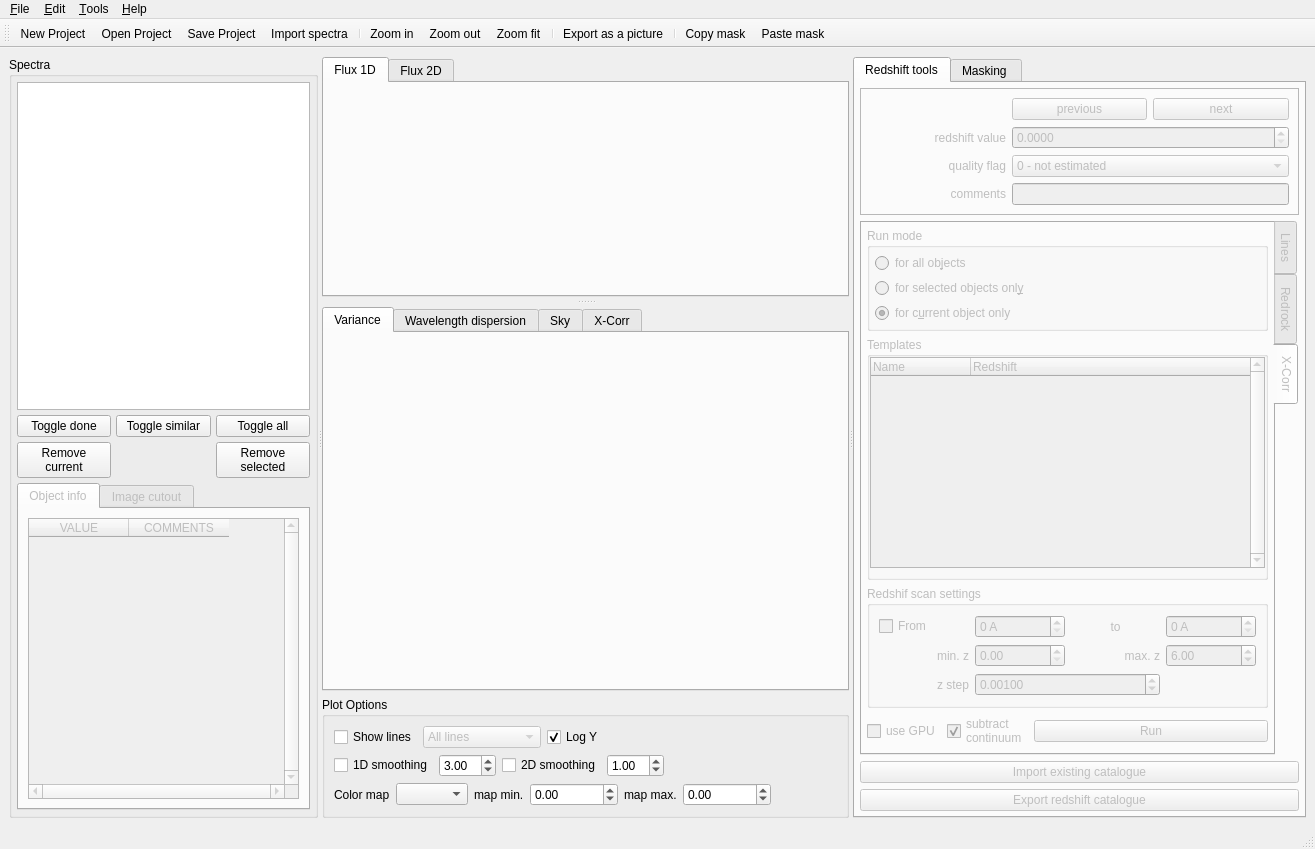
Above: src/redmost/ui/main_window.ui from mauritiusdadd/redmost before the change. Below: the same form after it.
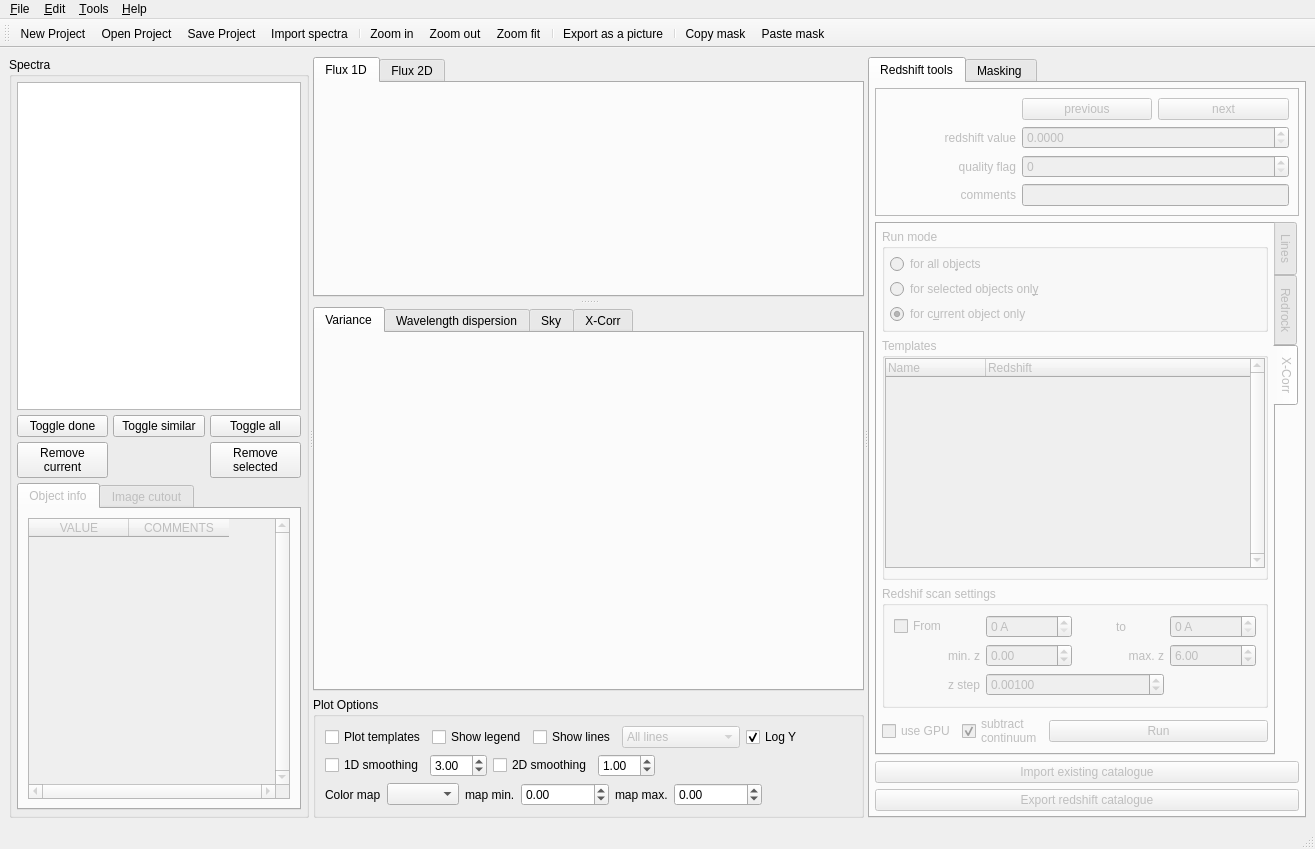
That is the form after the change. Icons and pictures are not drawn.

Diff of the .ui file:
```diff
--- a/src/redmost/ui/main_window.ui
+++ b/src/redmost/ui/main_window.ui
@@ -433,6 +433,20 @@
           <layout class="QVBoxLayout" name="verticalLayout_11">
            <item>
             <layout class="QHBoxLayout" name="horizontal_layout_2">
+             <item>
+              <widget class="QCheckBox" name="plot_templates_check_box">
+               <property name="text">
+                <string>Plot templates</string>
+               </property>
+              </widget>
+             </item>
+             <item>
+              <widget class="QCheckBox" name="show_legend_check_box">
+               <property name="text">
+                <string>Show legend</string>
+               </property>
+              </widget>
+             </item>
              <item>
               <widget class="QCheckBox" name="show_lines_check_box">
                <property name="enabled">
@@ -703,41 +717,6 @@
               </property>
              </widget>
             </item>
-            <item row="2" column="1" colspan="2">
-             <widget class="QComboBox" name="qflag_combo_box">
-              <property name="sizePolicy">
-               <sizepolicy hsizetype="Minimum" vsizetype="Minimum">
-                <horstretch>0</horstretch>
-                <verstretch>0</verstretch>
-               </sizepolicy>
-              </property>
-              <item>
-               <property name="text">
-                <string>0 - not estimated</string>
-               </property>
-              </item>
-              <item>
-               <property name="text">
-                <string>1 - unreliable</string>
-               </property>
-              </item>
-              <item>
-               <property name="text">
-                <string>2 - likely</string>
-               </property>
-              </item>
-              <item>
-               <property name="text">
-                <string>3 - secure</string>
-               </property>
-              </item>
-              <item>
-               <property name="text">
-                <string>9 - from one line</string>
-               </property>
-              </item>
-             </widget>
-            </item>
             <item row="1" column="1" colspan="2">
              <widget class="QDoubleSpinBox" name="z_dspinbox">
               <property name="decimals">
@@ -771,6 +750,9 @@
             <item row="3" column="1" colspan="2">
              <widget class="QLineEdit" name="z_comment_textbox"/>
             </item>
+            <item row="2" column="1" colspan="2">
+             <widget class="QSpinBox" name="qflag_spinbox"/>
+            </item>
            </layout>
           </widget>
          </item>
@@ -1347,6 +1329,9 @@
                   </item>
                   <item row="1" column="1">
                    <widget class="QDoubleSpinBox" name="xcorr_z_min_dspinbox">
+                    <property name="minimum">
+                     <double>-0.100000000000000</double>
+                    </property>
                     <property name="maximum">
                      <double>999.000000000000000</double>
                     </property>
```
